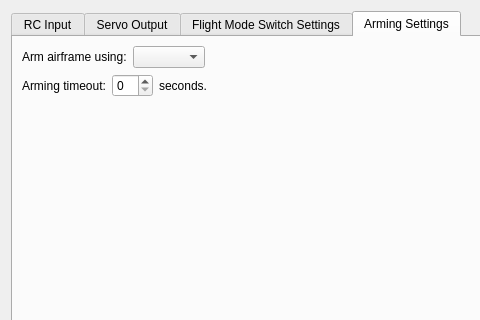
Qt form ground/openpilotgcs/src/plugins/config/settingswidget.ui (openpilot/OpenPilot) before a commit; both pictures show x 0 to 480 and y 0 to 320 of the 720 by 480 pixel window.
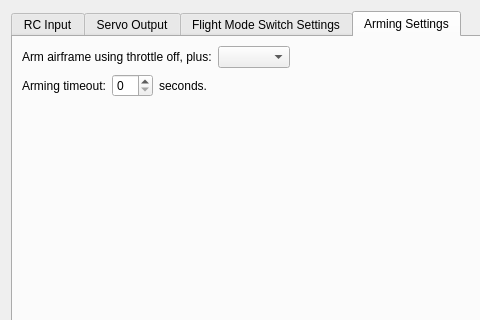
The same form after that commit. The open tabs and pages were chosen to show the change.

Commit message: More descriptive label for arming settings.

```diff
--- a/ground/openpilotgcs/src/plugins/config/settingswidget.ui
+++ b/ground/openpilotgcs/src/plugins/config/settingswidget.ui
@@ -2786,7 +2786,7 @@
          <item>
           <widget class="QLabel" name="label_17">
            <property name="text">
-            <string>Arm airframe using:</string>
+            <string>Arm airframe using throttle off, plus:</string>
            </property>
           </widget>
          </item>
```
